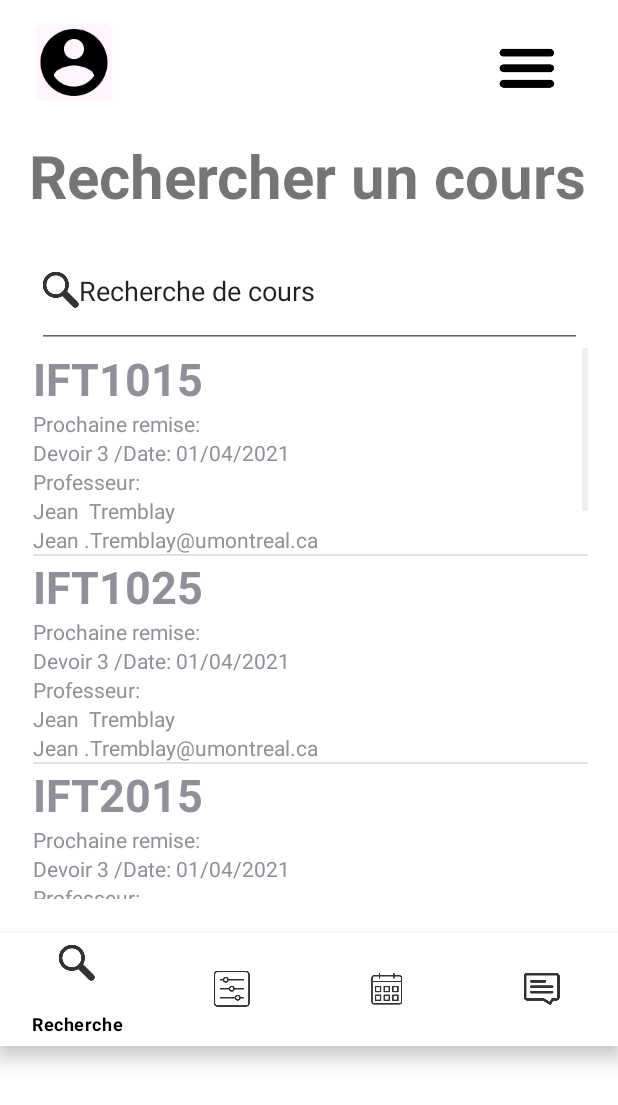
After one commit to jayouimet/Devoir_03, an Android app: the RechercherCours screen opened directly, with no data from a screen before it, on a phone screen of 412 x 824 dp. The commit adds this screen. Shown: the top 1105 px of the screen. Run offline under Robolectric (Android 15) with nearby library versions, the phone set to English and light mode, and no system bars.

Commit message:
Recercher cours ajouté et code plus beau et mieux commenter

```diff
--- a/Devoir3CoursAntoine/app/src/main/AndroidManifest.xml
+++ b/Devoir3CoursAntoine/app/src/main/AndroidManifest.xml
@@ -9,6 +9,7 @@
         android:roundIcon="@mipmap/ic_launcher_round"
         android:supportsRtl="true"
         android:theme="@style/Theme.Devoir3">
+        <activity android:name=".RechercherCours"></activity>
         <activity android:name=".MesCours">
             <intent-filter>
                 <action android:name="android.intent.action.MAIN" />
@@ -17,9 +18,7 @@
             </intent-filter>
         </activity>
         <activity android:name=".DetailSeance" />
-        <activity android:name=".CoursInterieur">
-
-        </activity>
+        <activity android:name=".CoursInterieur"></activity>
     </application>
 
 </manifest>
--- a/Devoir3CoursAntoine/app/src/main/java/com/example/devoir3/Cours.java
+++ b/Devoir3CoursAntoine/app/src/main/java/com/example/devoir3/Cours.java
@@ -5,10 +5,15 @@ import java.util.ArrayList;
 public class Cours {
     private String titre;
     private ArrayList<Seance> tabSeance;
+    private String professeurPrenom;
+    private String professeurNom;
+
 
 
 
     Cours(String titre){
+        professeurPrenom="Jean ";
+        professeurNom="Tremblay";
         this.titre=titre;
         tabSeance=new ArrayList<>();
         for (int i=0;i<12;i++){
@@ -35,4 +40,12 @@ public class Cours {
 
         return null;
     }
+
+    public String getProfesseurPrenom() {
+        return professeurPrenom;
+    }
+
+    public String getProfesseurNom() {
+        return professeurNom;
+    }
 }
--- a/Devoir3CoursAntoine/app/src/main/java/com/example/devoir3/DetailSeance.java
+++ b/Devoir3CoursAntoine/app/src/main/java/com/example/devoir3/DetailSeance.java
@@ -5,7 +5,6 @@ import androidx.appcompat.app.AppCompatActivity;
 
 import android.content.Intent;
 import android.os.Bundle;
-import android.util.Log;
 import android.view.MenuItem;
 import android.view.View;
 import android.widget.ListView;
@@ -46,7 +45,7 @@ public class DetailSeance extends AppCompatActivity {
         String descrptionSeance=getIntent().getStringExtra("SeanceDescription");
         descriptionSpecifique.setText(descrptionSeance);
         titre.setText(titreSeance);
-        malist=(ListView)findViewById(R.id.listview);
+        malist=(ListView)findViewById(R.id.listSeance);
         //Création de la ArrayList qui nous permettra de remplir la listView
         ArrayList<HashMap<String, String>> listItem = new ArrayList<HashMap<String, String>>();
         actuel=new Seance(titreSeance);
@@ -74,7 +73,8 @@ public class DetailSeance extends AppCompatActivity {
                     return true;
                 }
                 else if(item.getItemId()==R.id.search){
-
+                    Intent intent=new Intent(DetailSeance.this,RechercherCours.class);
+                    startActivity(intent);
                     return true;
                 }
                 else if(item.getItemId()==R.id.calendrier){
--- /dev/null
+++ b/Devoir3CoursAntoine/app/src/main/java/com/example/devoir3/RechercherCours.java
@@ -0,0 +1,172 @@
+package com.example.devoir3;
+
+import androidx.annotation.NonNull;
+import androidx.appcompat.app.AppCompatActivity;
+
+import android.content.Intent;
+import android.os.Bundle;
+import android.text.Editable;
+import android.text.TextWatcher;
+import android.view.MenuItem;
+import android.view.View;
+import android.widget.EditText;
+import android.widget.ListView;
+import android.widget.SimpleAdapter;
+import android.widget.TextView;
+
+import com.google.android.material.bottomnavigation.BottomNavigationView;
+
+import java.util.ArrayList;
+import java.util.HashMap;
+
+public class RechercherCours extends AppCompatActivity {
+    EditText inputRechercher;
+    ArrayList<Cours> bdCours;
+    ListView listCours;
+    TextView test;
+    private BottomNavigationView bottomNavigationView;
+
+    @Override
+    protected void onCreate(Bundle savedInstanceState) {
+        super.onCreate(savedInstanceState);
+        setContentView(R.layout.activity_rechercher_cours);
+        bdCours =new ArrayList<>();
+        remplirBDCours();//met les cours
+        //ca chercher les elements visuels
+        test=findViewById(R.id.rechercherTitre);
+        inputRechercher =findViewById(R.id.rechercher);
+        listCours=findViewById(R.id.listeCours);
+        inputRechercher.addTextChangedListener(new TextWatcher() {
+            @Override
+            public void beforeTextChanged(CharSequence s, int start, int count, int after) {
+
+            }
+
+            @Override
+            public void onTextChanged(CharSequence s, int start, int before, int count) {
+                //lorsque le texte change, la vue s'update
+                updateListView(""+s);
+            }
+
+            @Override
+            public void afterTextChanged(Editable s) {
+
+            }
+        });
+
+        ArrayList<HashMap<String, String>> listItem = new ArrayList<HashMap<String, String>>();
+        //cette partie du code est base sur https://a-renouard.developpez.com/tutoriels/android/personnaliser-listview/
+        //On déclare la HashMap qui contiendra les informations pour un item
+        HashMap<String, String> map;
+
+
+        //On refait la manip plusieurs fois avec des données différentes pour former les items de notre ListView
+        for (Cours temp: bdCours){
+            map = new HashMap<>();
+            map.put("titre", temp.getTitre());
+            String nomComplet=temp.getProfesseurPrenom()+" "+temp.getProfesseurNom();
+            String courriel=temp.getProfesseurPrenom()+"."+temp.getProfesseurNom()+"@umontreal.ca";
+            //on insère un élément description que l'on récupérera dans le textView description créé dans le fichier row.xml
+            map.put("professeurComplet", nomComplet);
+            map.put("professeurCourriel",courriel);
+            //on insère la référence à l'image (converti en String car normalement c'est un int) que l'on récupérera dans l'imageView créé dans le fichier row.xml
+
+            listItem.add(map);
+    }
+
+
+        //Création d'un SimpleAdapter qui se chargera de mettre les items présents dans notre list (listItem) dans la vue row(chque cours)
+        SimpleAdapter mSchedule = new SimpleAdapter (this.getBaseContext(), listItem, R.layout.rowrecherche,
+                new String[] { "titre", "professeurComplet","professeurCourriel"}, new int[] { R.id.titreCours, R.id.nomProf,R.id.courrielProf});
+        listCours.setAdapter(mSchedule);
+        bottomNavigationView=findViewById(R.id.barnavigationrechecher);
+        bottomNavigationView.setOnNavigationItemSelectedListener(new BottomNavigationView.OnNavigationItemSelectedListener() {
+            @Override
+            public boolean onNavigationItemSelected(@NonNull MenuItem item) {
+                if(item.getItemId()==R.id.mescours){
+                    Intent intent=new Intent(RechercherCours.this, MesCours.class);
+                    startActivity(intent);
+                    return true;
+                }
+                else if(item.getItemId()==R.id.search){
+                    Intent intent=new Intent(RechercherCours.this,RechercherCours.class);
+                    startActivity(intent);
+                    return true;
+                }
+                else if(item.getItemId()==R.id.calendrier){
+
+                    return true;
+                }
+                else if(item.getItemId()==R.id.message){
+
+                    return true;
+                }
+                return false;
+            }
+
+        });
+    }
+
+    /**
+     * ajoute 10 cours pour tester application
+     */
+    public void remplirBDCours(){
+        Cours temp=new Cours("IFT1015");
+        bdCours.add(temp);
+         temp=new Cours("IFT1025");
+        bdCours.add(temp);
+        temp=new Cours("IFT2015");
+        bdCours.add(temp);
+        temp=new Cours("IFT2905");
+        bdCours.add(temp);
+        temp=new Cours("IFT3911");
+        bdCours.add(temp);
+        temp=new Cours("IFT3151");
+        bdCours.add(temp);
+        temp=new Cours("MAT1600");
+        bdCours.add(temp);
+        temp=new Cours("MAT2600");
+        bdCours.add(temp);
+        temp=new Cours("ECN1050");
+        bdCours.add(temp);
+
+    }
+
+    /**
+     * change la list view selon l'input de l'utilisateur
+     * @param debut input de lutilisateur
+     */
+    public void updateListView(String debut){
+
+        ArrayList<HashMap<String, String>> listItem = new ArrayList<HashMap<String, String>>();
+        //cette partie du code est base sur https://a-renouard.developpez.com/tutoriels/android/personnaliser-listview/
+        //On déclare la HashMap qui contiendra les informations pour un item
+        HashMap<String, String> map;
+
+        int longeur=debut.length();
+        //On refait la manip plusieurs fois avec des données différentes pour former les items de notre ListView
+        for (Cours temp: bdCours){
+            //ne prend que les elements avec le meme debut de string que linput utilisateur
+            if(longeur<=temp.getTitre().length()&&debut.equals(temp.getTitre().substring(0,longeur))){
+            map = new HashMap<>();
+            map.put("titre", temp.getTitre());
+            String nomComplet=temp.getProfesseurPrenom()+" "+temp.getProfesseurNom();
+            String courriel=temp.getProfesseurPrenom()+"."+temp.getProfesseurNom()+"@umontreal.ca";
+            //on insère un élément description que l'on récupérera dans le textView description créé dans le fichier row.xml
+            map.put("professeurComplet", nomComplet);
+            map.put("professeurCourriel",courriel);
+            //on insère la référence à l'image (converti en String car normalement c'est un int) que l'on récupérera dans l'imageView créé dans le fichier row.xml
+
+            listItem.add(map);
+            }
+        }
+
+
+        //Création d'un SimpleAdapter qui se chargera de mettre les items présents dans notre list (listItem) dans la vue row(chque cours)
+        SimpleAdapter mSchedule = new SimpleAdapter (this.getBaseContext(), listItem, R.layout.rowrecherche,
+                new String[] { "titre", "professeurComplet","professeurCourriel"}, new int[] { R.id.titreCours, R.id.nomProf,R.id.courrielProf});
+        listCours.setAdapter(mSchedule);
+
+    }
+
+}
--- a/Devoir3CoursAntoine/app/src/main/java/com/example/devoir3/Seance.java
+++ b/Devoir3CoursAntoine/app/src/main/java/com/example/devoir3/Seance.java
@@ -9,6 +9,7 @@ public class Seance {
     Seance(String titre){
         this.titre=titre;
         nomfichier=new ArrayList<>();
+        //ajoute toutes les fichiers dans les seances pour les tests
         for(int i=0;i<6;i++){
             String temp="Diapo "+(i+1);
             nomfichier.add(temp);
--- /dev/null
+++ b/Devoir3CoursAntoine/app/src/main/res/layout/activity_rechercher_cours.xml
@@ -0,0 +1,83 @@
+<?xml version="1.0" encoding="utf-8"?>
+<androidx.constraintlayout.widget.ConstraintLayout xmlns:android="http://schemas.android.com/apk/res/android"
+    xmlns:app="http://schemas.android.com/apk/res-auto"
+    xmlns:tools="http://schemas.android.com/tools"
+    android:layout_width="match_parent"
+    android:layout_height="match_parent"
+    tools:context=".RechercherCours">
+
+
+    <ListView
+        android:id="@+id/listeCours"
+        android:layout_width="370dp"
+        android:layout_height="367dp"
+        android:layout_marginTop="232dp"
+        app:layout_constraintEnd_toEndOf="parent"
+        app:layout_constraintHorizontal_bias="0.529"
+        app:layout_constraintStart_toStartOf="parent"
+        app:layout_constraintTop_toTopOf="parent" />
+
+    <com.google.android.material.bottomnavigation.BottomNavigationView
+        android:id="@+id/barnavigationrechecher"
+        android:layout_width="413dp"
+        android:layout_height="75dp"
+        android:layout_marginTop="1dp"
+        app:itemBackground="@color/white"
+        app:itemIconTint="@color/black"
+        app:itemTextColor="@color/black"
+        app:layout_constraintBottom_toBottomOf="parent"
+        app:layout_constraintEnd_toEndOf="parent"
+        app:layout_constraintStart_toStartOf="parent"
+        app:layout_constraintTop_toBottomOf="@+id/listeCours"
+        app:layout_constraintVertical_bias="0.142"
+        app:menu="@menu/navigation" />
+
+    <TextView
+        android:id="@+id/rechercherTitre"
+        android:layout_width="wrap_content"
+        android:layout_height="wrap_content"
+        android:layout_marginBottom="12dp"
+        android:text="@string/rechercheruncours"
+        android:textSize="40dp"
+        android:textStyle="bold"
+        app:layout_constraintBottom_toTopOf="@+id/rechercher"
+        app:layout_constraintEnd_toEndOf="parent"
+        app:layout_constraintHorizontal_bias="0.487"
+        app:layout_constraintStart_toStartOf="parent" />
+
+    <ImageView
+        android:id="@+id/imageprofilerecherche"
+        android:layout_width="60dp"
+        android:layout_height="51dp"
+        android:layout_marginTop="16dp"
+        app:layout_constraintEnd_toEndOf="parent"
+        app:layout_constraintHorizontal_bias="0.054"
+        app:layout_constraintStart_toStartOf="parent"
+        app:layout_constraintTop_toTopOf="parent"
+        app:srcCompat="@mipmap/iconeprofil" />
+
+    <ImageView
+        android:id="@+id/imagehaburgerhambugrger"
+        android:layout_width="61dp"
+        android:layout_height="59dp"
+        android:layout_marginTop="16dp"
+        app:layout_constraintEnd_toEndOf="parent"
+        app:layout_constraintHorizontal_bias="0.89"
+        app:layout_constraintStart_toEndOf="@+id/imageprofilerecherche"
+        app:layout_constraintTop_toTopOf="parent"
+        app:srcCompat="@mipmap/hamburger_foreground" />
+
+    <EditText
+        android:id="@+id/rechercher"
+        android:layout_width="363dp"
+        android:layout_height="76dp"
+        android:drawableLeft="@drawable/search"
+        android:ems="10"
+        android:inputType="textPersonName"
+        android:text="@string/recherchedecours"
+        app:layout_constraintBottom_toTopOf="@+id/listeCours"
+        app:layout_constraintEnd_toEndOf="parent"
+        app:layout_constraintStart_toStartOf="parent" />
+
+
+</androidx.constraintlayout.widget.ConstraintLayout>
--- a/Devoir3CoursAntoine/app/src/main/res/layout/row.xml
+++ b/Devoir3CoursAntoine/app/src/main/res/layout/rangeseance.xml
@@ -8,7 +8,7 @@
 
 
     <ImageView
-
+        android:id="@+id/iamgeseancerange"
         android:layout_width="match_parent"
         android:layout_height="200dp"
         android:src="@mipmap/imagesansdroit_foreground" />
--- /dev/null
+++ b/Devoir3CoursAntoine/app/src/main/res/layout/rowrecherche.xml
@@ -0,0 +1,44 @@
+<?xml version="1.0" encoding="utf-8"?>
+<LinearLayout xmlns:android="http://schemas.android.com/apk/res/android"
+    android:orientation="vertical"
+    android:layout_width="fill_parent"
+    android:layout_height="wrap_content"
+
+    >
+
+
+    <TextView
+        android:id="@+id/titreCours"
+        android:layout_width="fill_parent"
+        android:layout_height="fill_parent"
+        android:textSize="30dp"
+        android:textStyle="bold" />
+
+    <TextView
+        android:id="@+id/prochaine"
+        android:layout_width="fill_parent"
+        android:layout_height="fill_parent"
+        android:text="@string/prochainesremise"/>
+    <TextView
+        android:id="@+id/Devoir"
+        android:layout_width="fill_parent"
+        android:layout_height="fill_parent"
+        android:text="@string/devoir3"/>
+    <TextView
+        android:id="@+id/ProfesseurLabel"
+        android:layout_width="fill_parent"
+        android:layout_height="fill_parent"
+        android:text="@string/professeur"/>
+    <TextView
+        android:id="@+id/nomProf"
+        android:layout_width="fill_parent"
+        android:layout_height="fill_parent"
+        />
+    <TextView
+        android:id="@+id/courrielProf"
+        android:layout_width="fill_parent"
+        android:layout_height="fill_parent" />
+
+
+
+</LinearLayout>
--- a/Devoir3CoursAntoine/app/src/main/res/menu/navigation.xml
+++ b/Devoir3CoursAntoine/app/src/main/res/menu/navigation.xml
@@ -8,8 +8,8 @@
         android:title="@string/MesCours"></item>
     <item android:icon="@drawable/calendrier"
         android:id="@+id/calendrier"
-        android:title="Calendrier"></item>
+        android:title="@string/calendrier"></item>
     <item android:icon="@drawable/message"
         android:id="@+id/message"
-        android:title="Message"></item>
+        android:title="@string/Message"></item>
 </menu>
--- a/Devoir3CoursAntoine/app/src/main/res/values/strings.xml
+++ b/Devoir3CoursAntoine/app/src/main/res/values/strings.xml
@@ -4,6 +4,13 @@
     <string name="description">Description de la séance</string>
     <string name="lienRick">https://www.youtube.com/watch?v=dQw4w9WgXcQ</string>
     <string name="MesCours">Mes Cours</string>
-    <!-- TODO: Remove or change this placeholder text -->
+    <string name="recherchedecours">Recherche de cours</string>
+    <string name="rechercheruncours">Rechercher un cours</string>
+    <string name="calendrier">Calendrier</string>
+    <string name="Message">Messages</string>
+    <string name="prochainesremise">Prochaine remise:</string>
+    <string name="devoir3">Devoir 3 /Date: 01/04/2021</string>
+    <string name="professeur">Professeur:</string>
+
     <string name="hello_blank_fragment">Recherche</string>
 </resources>
```
Also changed, not shown: Devoir3CoursAntoine/app/src/main/java/com/example/devoir3/CoursInterieur.java (+26 -31 lines), Devoir3CoursAntoine/app/src/main/java/com/example/devoir3/MesCours.java (+3 -9 lines), Devoir3CoursAntoine/app/src/main/res/layout/activity_cours_interieur.xml (+9 -9 lines), Devoir3CoursAntoine/app/src/main/res/layout/activity_detail_seance.xml (+11 -11 lines), Devoir3CoursAntoine/app/src/main/res/layout/activity_mes_cours.xml (+35 -35 lines).
